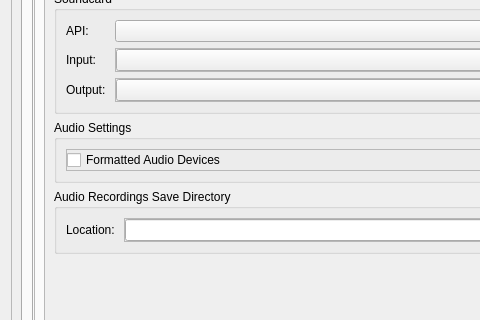
Qt form src/ui/dialogsettings.ui (GekkoFyre/small-world-deluxe) before a commit; both pictures show x 0 to 480 and y 111 to 431 of the 800 by 768 pixel window.
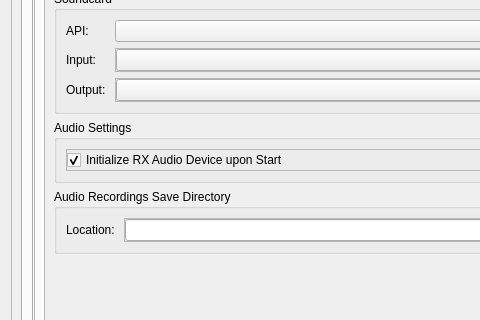
The same form after that commit. The open tabs and pages were chosen to show the change.

Patch:
```diff
--- a/src/ui/dialogsettings.ui
+++ b/src/ui/dialogsettings.ui
@@ -955,7 +955,10 @@
                                  <string>Whether you want the audio devices to appear in a formatted manner or not.</string>
                                 </property>
                                 <property name="text">
-                                 <string>Formatted Audio Devices</string>
+                                 <string>Initialize RX Audio Device upon Start</string>
+                                </property>
+                                <property name="checked">
+                                 <bool>true</bool>
                                 </property>
                                </widget>
                               </item>
```
Left out of the diff: 14 changed lines with no effect on the pictures.
